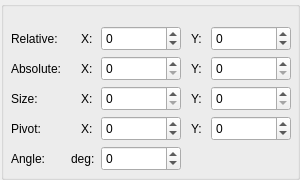
Qt form Tools/UIEditor/UI/rectpropertygridwidget.ui (xaoctech/dava.engine) before a commit.
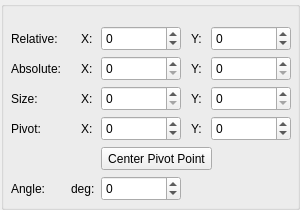
The same form after that commit.

Commit message: [DF-739] - Center Pivot Point feature is implemented.

Patch:
```diff
--- a/Tools/UIEditor/UI/rectpropertygridwidget.ui
+++ b/Tools/UIEditor/UI/rectpropertygridwidget.ui
@@ -7,13 +7,13 @@
     <x>0</x>
     <y>0</y>
     <width>300</width>
-    <height>180</height>
+    <height>210</height>
    </rect>
   </property>
   <property name="minimumSize">
    <size>
     <width>300</width>
-    <height>180</height>
+    <height>210</height>
    </size>
   </property>
   <property name="windowTitle">
@@ -25,7 +25,7 @@
      <x>1</x>
      <y>1</y>
      <width>299</width>
-     <height>179</height>
+     <height>209</height>
     </rect>
    </property>
    <property name="title">
@@ -166,7 +166,7 @@
     <property name="geometry">
      <rect>
       <x>10</x>
-      <y>150</y>
+      <y>180</y>
       <width>62</width>
       <height>16</height>
      </rect>
@@ -266,7 +266,7 @@
     <property name="geometry">
      <rect>
       <x>100</x>
-      <y>145</y>
+      <y>175</y>
       <width>80</width>
       <height>25</height>
      </rect>
@@ -346,7 +346,7 @@
     <property name="geometry">
      <rect>
       <x>70</x>
-      <y>150</y>
+      <y>180</y>
       <width>30</width>
       <height>16</height>
      </rect>
@@ -399,6 +399,19 @@
      <string>X:</string>
     </property>
    </widget>
+   <widget class="QPushButton" name="centerPivotPointButton">
+    <property name="geometry">
+     <rect>
+      <x>100</x>
+      <y>146</y>
+      <width>111</width>
+      <height>23</height>
+     </rect>
+    </property>
+    <property name="text">
+     <string>Center Pivot Point</string>
+    </property>
+   </widget>
   </widget>
  </widget>
  <tabstops>
```
Left out of the diff: 1 changed line with no effect on the pictures. The commit also changes 8 other files.
